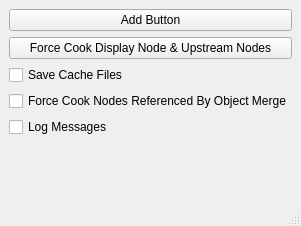
The window that ui/main_window.ui (iribo0425/force_cook_tool) describes before a commit, drawn with Qt 5.
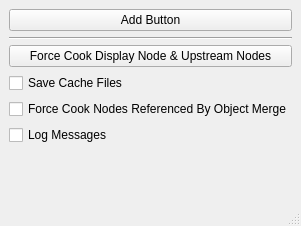
The same window after the commit.

Commit message: セパレーターを追加

```diff
--- a/ui/main_window.ui
+++ b/ui/main_window.ui
@@ -22,6 +22,34 @@
       </property>
      </widget>
     </item>
+    <item>
+     <widget class="QFrame" name="frame">
+      <property name="sizePolicy">
+       <sizepolicy hsizetype="Minimum" vsizetype="Fixed">
+        <horstretch>0</horstretch>
+        <verstretch>0</verstretch>
+       </sizepolicy>
+      </property>
+      <property name="minimumSize">
+       <size>
+        <width>0</width>
+        <height>2</height>
+       </size>
+      </property>
+      <property name="maximumSize">
+       <size>
+        <width>16777215</width>
+        <height>2</height>
+       </size>
+      </property>
+      <property name="frameShape">
+       <enum>QFrame::Shape::HLine</enum>
+      </property>
+      <property name="frameShadow">
+       <enum>QFrame::Shadow::Sunken</enum>
+      </property>
+     </widget>
+    </item>
     <item>
      <widget class="QPushButton" name="button_force_cook_nodes">
       <property name="text">
```
The commit also changes 1 other file.
